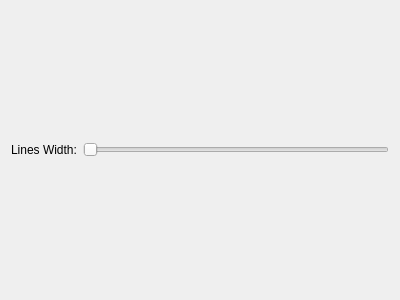
Before: the Qt Designer form vclib/render/src/vclib/qt/gui/editors/settings/bounding_box_editor_settings_frame.ui in cnr-isti-vclab/vclib, drawn with Qt 5.
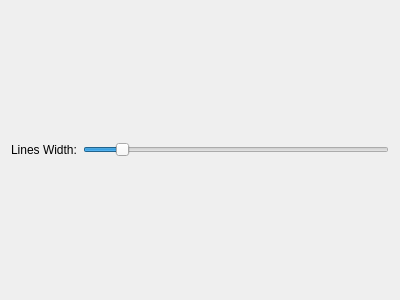
After: the same form once the commit is applied.

Commit message: [render] Add live thickness update for bounding box via slider in settings frame

```diff
--- a/vclib/render/src/vclib/qt/gui/editors/settings/bounding_box_editor_settings_frame.ui
+++ b/vclib/render/src/vclib/qt/gui/editors/settings/bounding_box_editor_settings_frame.ui
@@ -23,6 +23,15 @@
    </item>
    <item row="0" column="1">
     <widget class="QSlider" name="linesWidthSlider">
+     <property name="minimum">
+      <number>1</number>
+     </property>
+     <property name="maximum">
+      <number>10</number>
+     </property>
+     <property name="value">
+      <number>2</number>
+     </property>
      <property name="orientation">
       <enum>Qt::Orientation::Horizontal</enum>
      </property>
```
The commit also changes 5 other files.
